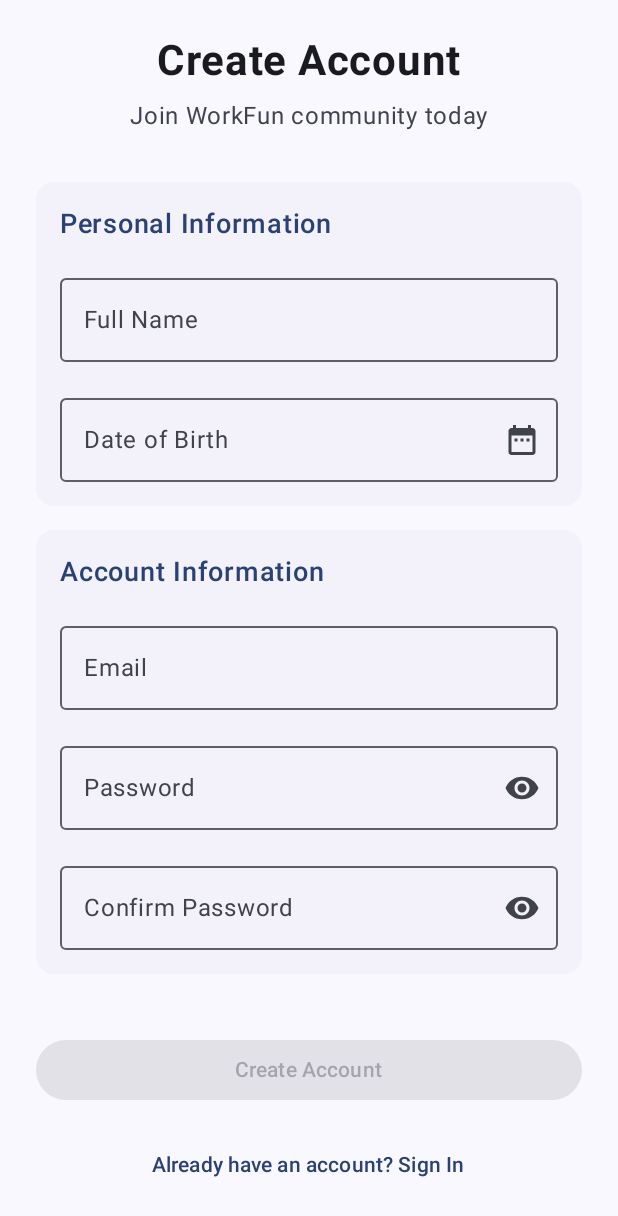
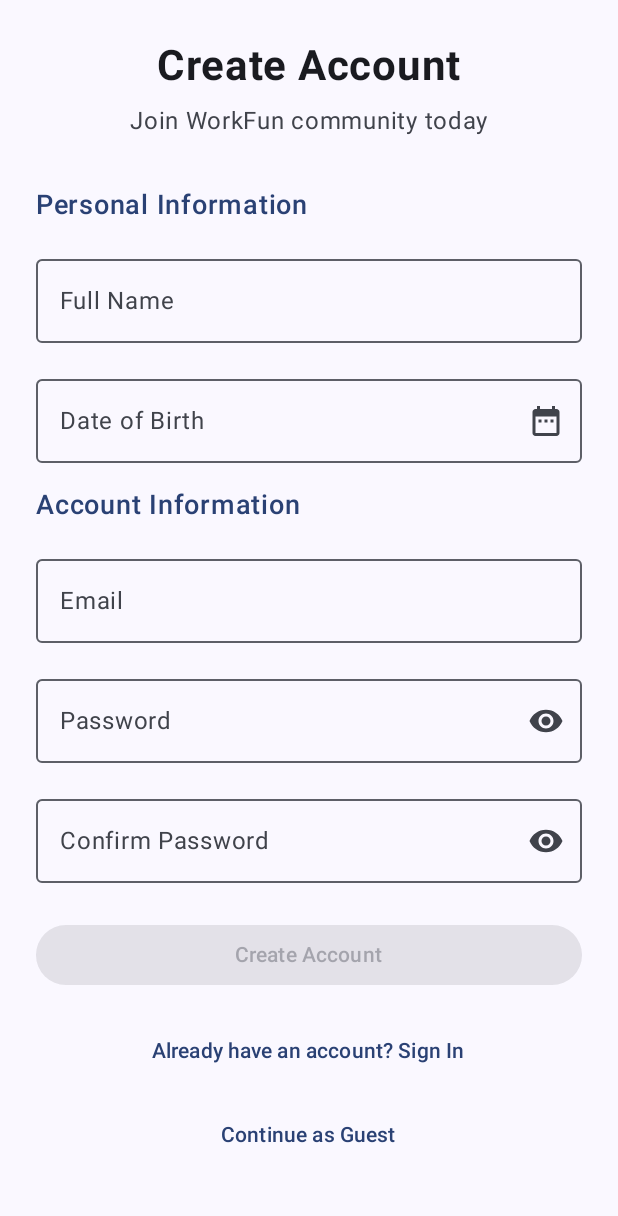
Before and after one commit to vitoananta3/tugas-11-authentication, an Android app built with Jetpack Compose: the RegisterScreen screen opened through its navigation route, on a phone screen of 412 x 824 dp. Shown: the top 1216 px of the screen. Run offline under Robolectric (Android 15) with nearby library versions, the phone set to English and light mode, and no system bars; our stand-ins replace Room's generated code.

Commit message:
chore: sign up, remove background color on the card group, login, only welcome text

```diff
--- a/app/src/main/java/com/example/tugas_11_authentication/ui/screens/HomeScreen.kt
+++ b/app/src/main/java/com/example/tugas_11_authentication/ui/screens/HomeScreen.kt
@@ -40,7 +40,7 @@ fun HomeScreen(
             // Welcome Header
             Column {
                 Text(
-                    text = "Welcome back!",
+                    text = "Welcome!",
                     fontSize = 24.sp,
                     fontWeight = FontWeight.Bold
                 )
@@ -109,7 +109,7 @@ fun UserInfoCard(
             modifier = Modifier.padding(16.dp)
         ) {
             Text(
-                text = "Welcome back!",
+                text = "Welcome!",
                 fontSize = 16.sp,
                 color = MaterialTheme.colorScheme.onPrimaryContainer
             )
--- a/app/src/main/java/com/example/tugas_11_authentication/ui/screens/LoginScreen.kt
+++ b/app/src/main/java/com/example/tugas_11_authentication/ui/screens/LoginScreen.kt
@@ -47,7 +47,7 @@ fun LoginScreen(
         verticalArrangement = Arrangement.Center
     ) {
         Text(
-            text = "Welcome Back",
+            text = "Welcome",
             fontSize = 28.sp,
             fontWeight = FontWeight.Bold
         )
--- a/app/src/main/java/com/example/tugas_11_authentication/ui/screens/RegisterScreen.kt
+++ b/app/src/main/java/com/example/tugas_11_authentication/ui/screens/RegisterScreen.kt
@@ -77,16 +77,10 @@ fun RegisterScreen(
         )
 
         // Personal Information Section
-        Card(
+        Column(
             modifier = Modifier
                 .fillMaxWidth()
-                .padding(bottom = 16.dp),
-            colors = CardDefaults.cardColors(
-                containerColor = MaterialTheme.colorScheme.surfaceVariant.copy(alpha = 0.3f)
-            )
-        ) {
-            Column(
-                modifier = Modifier.padding(16.dp)
+                .padding(bottom = 16.dp)
         ) {
             Text(
                 text = "Personal Information",
@@ -119,19 +113,12 @@ fun RegisterScreen(
                 readOnly = true
             )
         }
-        }
 
         // Account Information Section
-        Card(
+        Column(
             modifier = Modifier
                 .fillMaxWidth()
-                .padding(bottom = 16.dp),
-            colors = CardDefaults.cardColors(
-                containerColor = MaterialTheme.colorScheme.surfaceVariant.copy(alpha = 0.3f)
-            )
-        ) {
-            Column(
-                modifier = Modifier.padding(16.dp)
+                .padding(bottom = 16.dp)
         ) {
             Text(
                 text = "Account Information",
@@ -199,8 +186,6 @@ fun RegisterScreen(
                     fontSize = 12.sp
                 )
             }
-            }
-        }
 
             if (uiState.errorMessage != null) {
                 Spacer(modifier = Modifier.height(8.dp))
@@ -242,7 +227,8 @@ fun RegisterScreen(
             Spacer(modifier = Modifier.height(16.dp))
 
         TextButton(
-            onClick = onNavigateToLogin
+            onClick = onNavigateToLogin,
+            modifier = Modifier.align(Alignment.CenterHorizontally)
         ) {
             Text("Already have an account? Sign In")
         }
@@ -250,7 +236,8 @@ fun RegisterScreen(
         Spacer(modifier = Modifier.height(8.dp))
 
         TextButton(
-            onClick = onNavigateToHome
+            onClick = onNavigateToHome,
+            modifier = Modifier.align(Alignment.CenterHorizontally)
         ) {
             Text("Continue as Guest")
         }
@@ -287,3 +274,4 @@ fun RegisterScreen(
             )
         }
     }
+}
```
Lines whose indentation alone changed are shown as unchanged.
